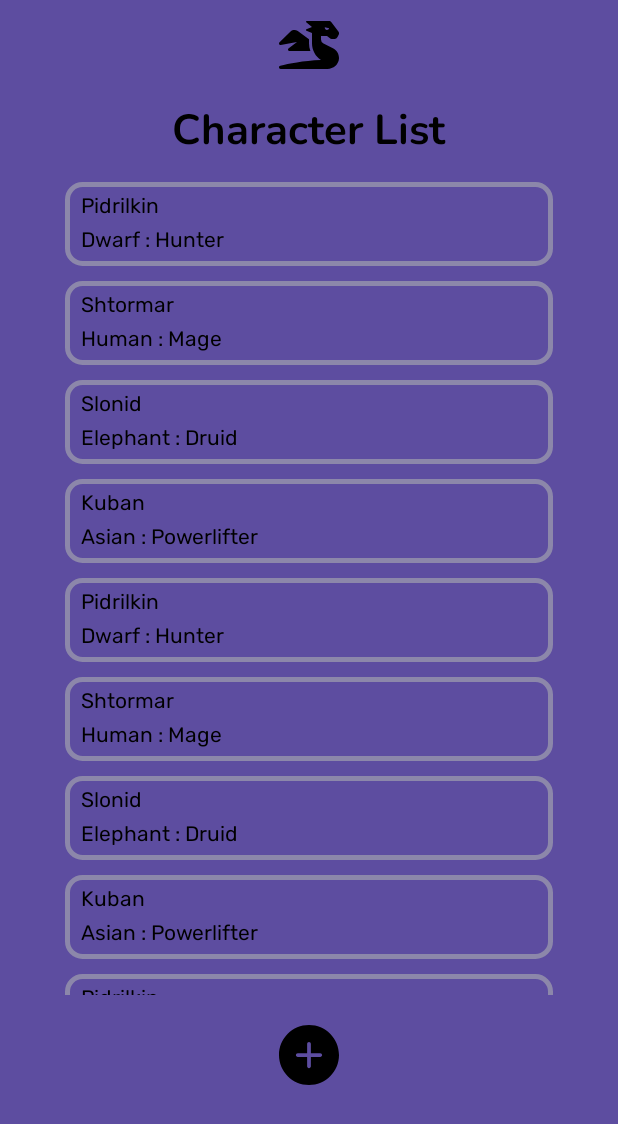
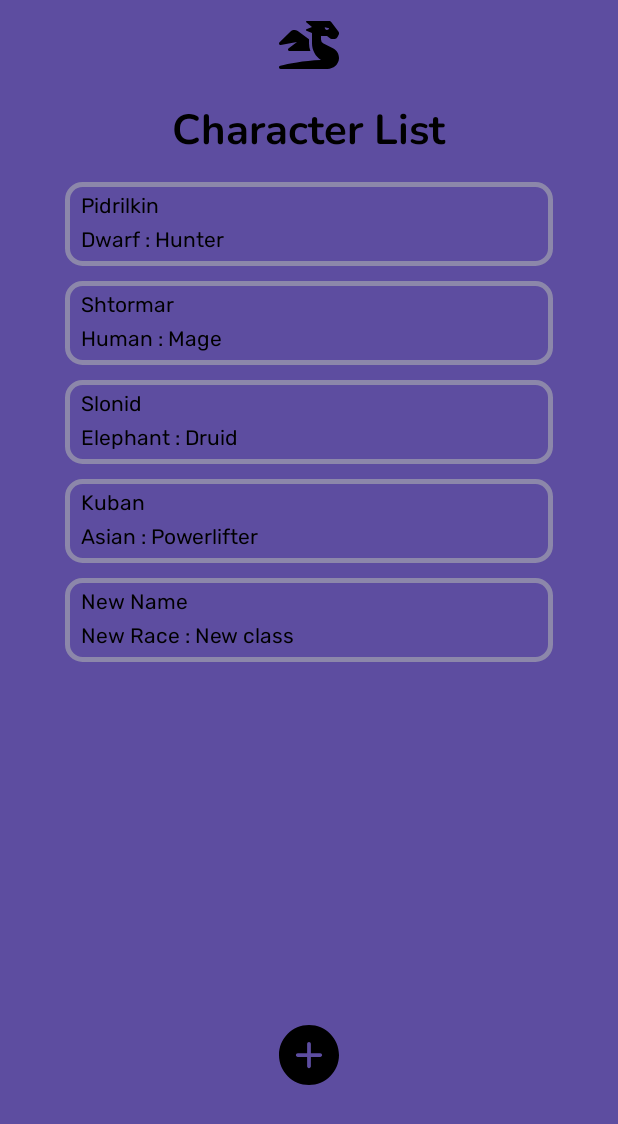
Before and after one commit to WadKos/dnd-character-app, an Android app: the screen it shows after launch (MainActivity), on a phone screen of 412 x 824 dp. Shown: the top 1124 px of the screen. Run offline under Robolectric (Android 15) with nearby library versions, the phone set to English and light mode, and no system bars.

Commit message:
test new character creation

```diff
--- a/app/src/main/java/ru/akostiuchek/dnd_application/AddNewCharacterActivity.kt
+++ b/app/src/main/java/ru/akostiuchek/dnd_application/AddNewCharacterActivity.kt
@@ -18,14 +18,17 @@ class AddNewCharacterActivity : AppCompatActivity() {
             val characterRace : EditText = findViewById(R.id.etRace)
             val characterClass : EditText = findViewById(R.id.etClass)
 
-            val character : Character = Character(
-                characterName.text.toString(),
-                characterRace.text.toString(),
-                characterClass.text.toString())
+//            val character : Character = Character(
+//                characterName.text.toString(),
+//                characterRace.text.toString(),
+//                characterClass.text.toString())
 
 
-            MainActivity().newArrayList.add(character)
+//            MainActivity().newArrayList.add(character)
             val mainActivityIntent : Intent = Intent(this, MainActivity::class.java)
+            mainActivityIntent.putExtra("name",characterName.text.toString())
+            mainActivityIntent.putExtra("race",characterRace.text.toString())
+            mainActivityIntent.putExtra("class",characterClass.text.toString())
             startActivity(mainActivityIntent)
         }
     }
--- a/app/src/main/java/ru/akostiuchek/dnd_application/MainActivity.kt
+++ b/app/src/main/java/ru/akostiuchek/dnd_application/MainActivity.kt
@@ -13,7 +13,7 @@ import ru.akostiuchek.dnd_application.Character
 class MainActivity : AppCompatActivity() {
 
     private lateinit var newRecyclerView: RecyclerView
-    public lateinit var newArrayList: ArrayList<Character>
+    lateinit var newArrayList: ArrayList<Character>
     lateinit var characterName : Array<String>
     lateinit var characterRace : Array<String>
     lateinit var characterClass : Array<String>
@@ -32,25 +32,9 @@ class MainActivity : AppCompatActivity() {
             "Shtormar",
             "Slonid",
             "Kuban",
-            "Pidrilkin",
-            "Shtormar",
-            "Slonid",
-            "Kuban",
-            "Pidrilkin",
-            "Shtormar",
-            "Slonid",
-            "Kuban",
         )
 
         characterRace = arrayOf(
-            "Dwarf",
-            "Human",
-            "Elephant",
-            "Asian",
-            "Dwarf",
-            "Human",
-            "Elephant",
-            "Asian",
             "Dwarf",
             "Human",
             "Elephant",
@@ -62,14 +46,7 @@ class MainActivity : AppCompatActivity() {
             "Mage",
             "Druid",
             "Powerlifter",
-            "Hunter",
-            "Mage",
-            "Druid",
-            "Powerlifter",
-            "Hunter",
-            "Mage",
-            "Druid",
-            "Powerlifter",
+
         )
 
         newRecyclerView = findViewById(R.id.recyclerView)
@@ -78,6 +55,15 @@ class MainActivity : AppCompatActivity() {
 
         newArrayList = arrayListOf<Character>()
         getUserData()
+
+        val newCharacterName : String = intent.getStringExtra("name") ?: "New Name"
+        val newCharacterRace : String = intent.getStringExtra("race") ?: "New Race"
+        val newCharacterClass : String = intent.getStringExtra("class") ?: "New class"
+
+
+        val newCharacter : Character = Character(newCharacterName, newCharacterRace, newCharacterClass)
+
+        newArrayList.add(newCharacter)
 
         val btnAdd : ImageView = findViewById(R.id.icPlus)
         btnAdd.setOnClickListener {
```
